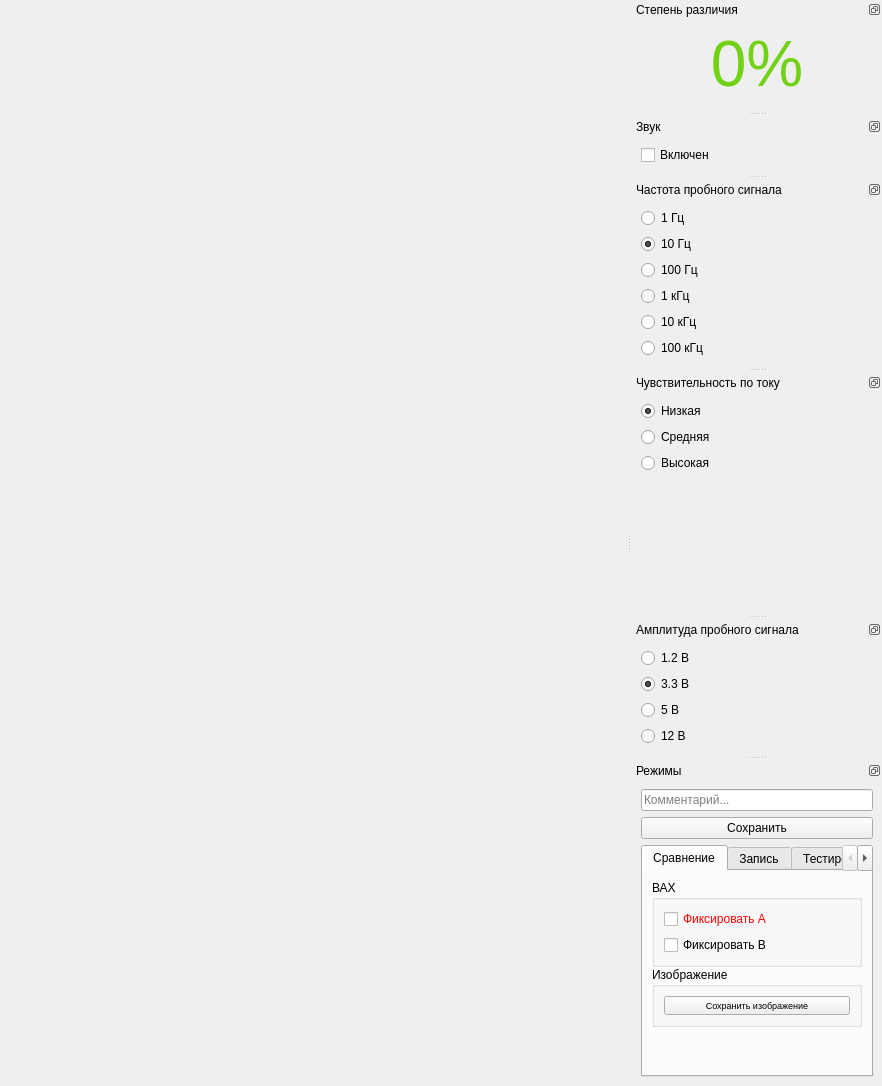
First picture: the form in gui/mainwindow.ui, repository EPC-MSU/EPLab, before the edit.
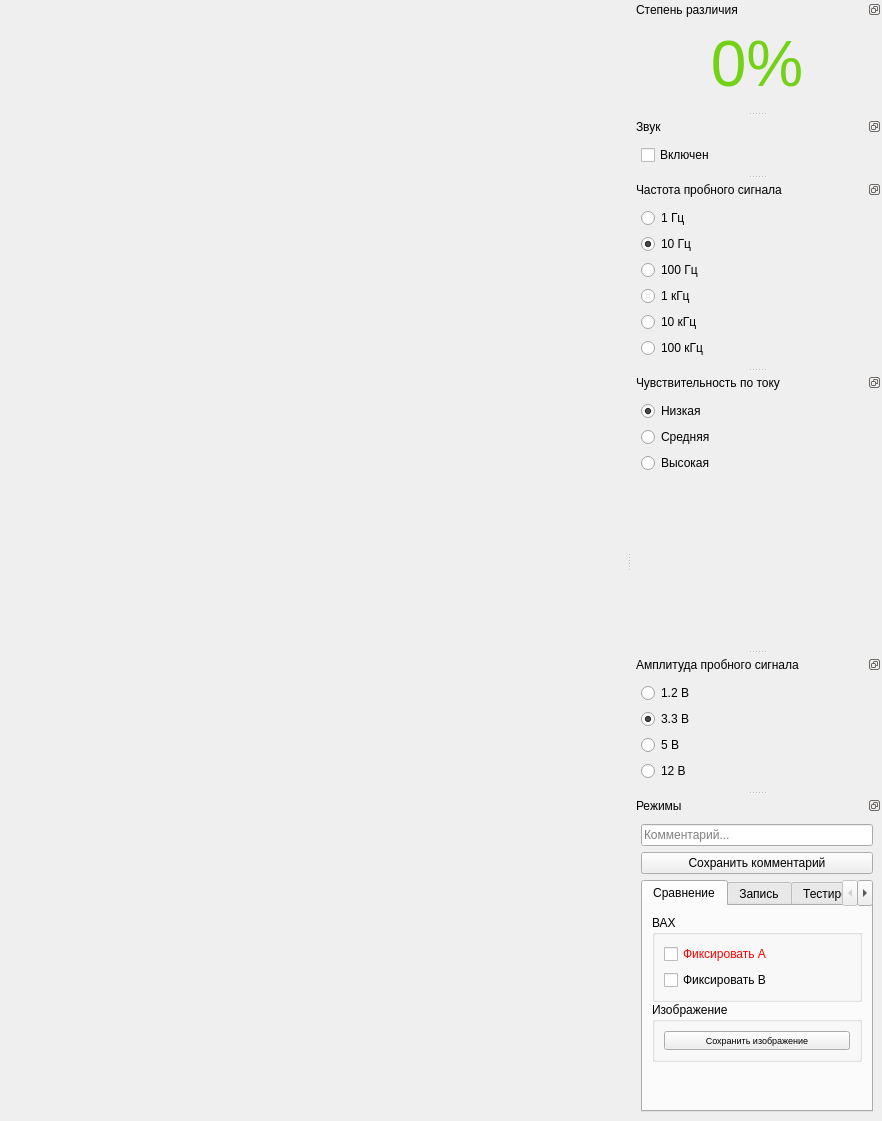
Second picture: the form after the edit.

Commit message: change text of button

```diff
--- a/gui/mainwindow.ui
+++ b/gui/mainwindow.ui
@@ -7,7 +7,7 @@
     <x>0</x>
     <y>0</y>
     <width>882</width>
-    <height>1086</height>
+    <height>1121</height>
    </rect>
   </property>
   <property name="windowTitle">
@@ -330,7 +330,7 @@
      <item>
       <widget class="QPushButton" name="save_comment_push_button">
        <property name="text">
-        <string>Сохранить</string>
+        <string>Сохранить комментарий</string>
        </property>
       </widget>
      </item>
```
